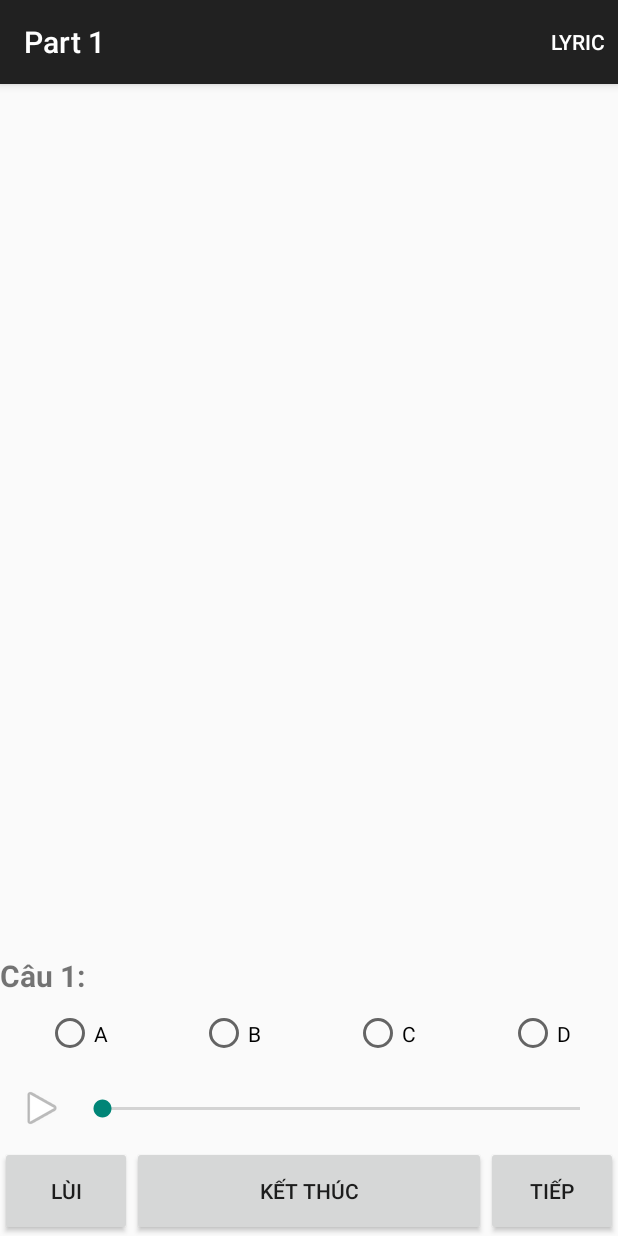
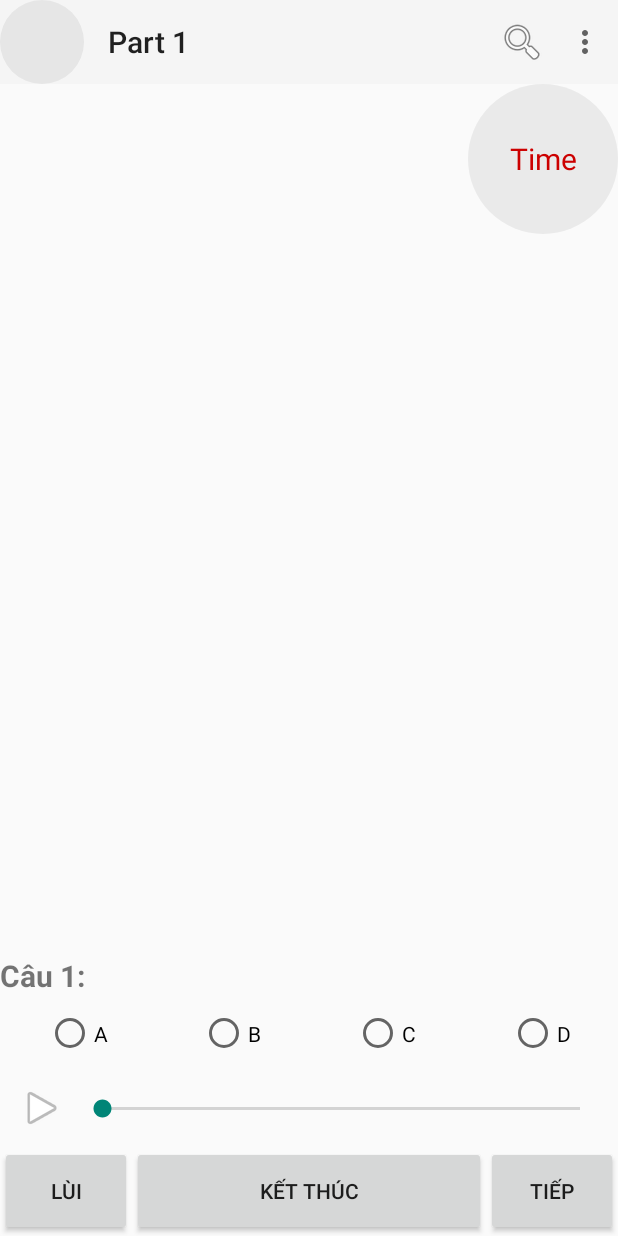
Before and after one commit to congnt24/MasterToeic, an Android app: the Part1Activity screen opened directly, with no data from a screen before it, on a phone screen of 412 x 824 dp. Run offline under Robolectric (Android 15) with nearby library versions, the light colour scheme and no system bars; 1 statement that could not run was skipped.

Commit message:
nothing special

```diff
--- a/app/src/main/java/com/ptpmcn/cong/mastertoeiclc/Part1Activity.java
+++ b/app/src/main/java/com/ptpmcn/cong/mastertoeiclc/Part1Activity.java
@@ -1,5 +1,6 @@
 package com.ptpmcn.cong.mastertoeiclc;
 
+import android.app.SearchManager;
 import android.content.Context;
 import android.content.Intent;
 import android.database.Cursor;
@@ -10,7 +11,10 @@ import android.support.v4.app.Fragment;
 import android.support.v4.app.FragmentManager;
 import android.support.v4.app.FragmentPagerAdapter;
 import android.support.v4.view.ViewPager;
+import android.support.v7.app.ActionBar;
 import android.support.v7.app.AppCompatActivity;
+import android.support.v7.widget.SearchView;
+import android.support.v7.widget.Toolbar;
 import android.view.Menu;
 import android.view.MenuItem;
 import android.view.View;
@@ -47,6 +51,7 @@ public class Part1Activity extends AppCompatActivity {
     private LinearLayout playercontainer;
     private RadioGroup groupradio;
     private ViewPager viewPager;
+    private Toolbar toolbar;
     private List<Integer> listRadioButton = new ArrayList<>();
     //private LinearLayout imagecontainer;
     private List<Question> list = new ArrayList<>();
@@ -63,6 +68,11 @@ public class Part1Activity extends AppCompatActivity {
         super.onCreate(savedInstanceState);
         setContentView(R.layout.activity_part1);
         context = getApplicationContext();
+        toolbar = (Toolbar) findViewById(R.id.toolbar);
+        setSupportActionBar(toolbar);
+        ActionBar ab = getSupportActionBar();
+        ab.setHomeAsUpIndicator(R.drawable.circle);
+        ab.setDisplayHomeAsUpEnabled(true);
         initialize();
         initdata();
     }
@@ -225,7 +235,16 @@ public class Part1Activity extends AppCompatActivity {
     @Override
     public boolean onCreateOptionsMenu(Menu menu) {
         // Inflate the menu; this adds items to the action bar if it is present.
-        getMenuInflater().inflate(R.menu.menu_test, menu);
+        getMenuInflater().inflate(R.menu.menu_main, menu);
+
+        // Associate searchable configuration with the SearchView
+        SearchManager searchManager =
+                (SearchManager) getSystemService(Context.SEARCH_SERVICE);
+        SearchView searchView =
+                (SearchView) menu.findItem(R.id.action_search).getActionView();
+        searchView.setSearchableInfo(
+                searchManager.getSearchableInfo(getComponentName()));
+
         return true;
     }
 
--- /dev/null
+++ b/app/src/main/res/drawable/circle.xml
@@ -0,0 +1,6 @@
+<?xml version="1.0" encoding="utf-8"?>
+<shape xmlns:android="http://schemas.android.com/apk/res/android"
+    android:shape="oval">
+    <solid android:color="#10000000" />
+    <corners android:radius="50dp" />
+</shape>
--- a/app/src/main/res/layout/activity_part1.xml
+++ b/app/src/main/res/layout/activity_part1.xml
@@ -1,8 +1,14 @@
 <?xml version="1.0" encoding="utf-8"?>
 <RelativeLayout xmlns:android="http://schemas.android.com/apk/res/android"
     android:layout_width="match_parent"
-    android:layout_height="match_parent">
+    android:layout_height="match_parent"
+    xmlns:app="http://schemas.android.com/apk/res-auto">
 
+    <android.support.v7.widget.Toolbar
+        android:id="@+id/toolbar"
+        android:layout_width="match_parent"
+        android:layout_height="?attr/actionBarSize"
+        android:background="?attr/colorPrimary"/>
     <TableLayout
         android:id="@+id/group_button"
         android:layout_width="match_parent"
@@ -89,13 +95,20 @@
         android:layout_width="match_parent"
         android:layout_height="match_parent"
         android:id="@+id/view_pager"
-        android:layout_above="@+id/parent_group" />
-    <!--<LinearLayout
-        android:id="@+id/image_container"
-        android:orientation="vertical"
-        android:layout_width="match_parent"
-        android:layout_height="match_parent"
-        android:layout_above="@id/parent_group">
-    </LinearLayout>-->
+        android:layout_above="@+id/parent_group"
+        android:layout_below="@+id/toolbar" />
+
+    <TextView
+        android:layout_width="100dp"
+        android:layout_height="100dp"
+        android:text="Time"
+        android:textSize="20dp"
+        android:textColor="@android:color/holo_red_dark"
+        android:id="@+id/tv_time"
+        android:background="@drawable/circle"
+        android:gravity="center"
+        android:layout_below="@+id/toolbar"
+        android:layout_alignParentRight="true"
+        android:layout_alignParentEnd="true" />
 
 </RelativeLayout>
--- a/app/src/main/res/menu/menu_main.xml
+++ b/app/src/main/res/menu/menu_main.xml
@@ -3,4 +3,9 @@
     xmlns:tools="http://schemas.android.com/tools" tools:context=".MainActivity">
     <item android:id="@+id/action_settings" android:title="@string/action_settings"
         android:orderInCategory="100" app:showAsAction="never" />
+    <item android:id="@+id/action_search" android:title="Search"
+        android:orderInCategory="101"
+        android:icon="@android:drawable/ic_menu_search"
+        app:showAsAction="always"
+        android:actionViewClass="android.widget.SearchView" />
 </menu>
--- a/app/src/main/res/values/strings.xml
+++ b/app/src/main/res/values/strings.xml
@@ -3,4 +3,5 @@
 
     <string name="hello_world">Hello world!</string>
     <string name="action_settings">Settings</string>
+    <string name="search_hint">Search Hint</string>
 </resources>
--- a/app/src/main/res/values/styles.xml
+++ b/app/src/main/res/values/styles.xml
@@ -1,7 +1,7 @@
 <resources>
 
     <!-- Base application theme. -->
-    <style name="AppTheme" parent="Theme.AppCompat.Light.DarkActionBar">
+    <style name="AppTheme" parent="Theme.AppCompat.Light.NoActionBar">
         <!-- Customize your theme here. -->
     </style>
 
--- /dev/null
+++ b/app/src/main/res/xml/searchable.xml
@@ -0,0 +1,4 @@
+<?xml version="1.0" encoding="utf-8"?>
+<searchable xmlns:android="http://schemas.android.com/apk/res/android"
+    android:label="@string/app_name"
+    android:hint="@string/search_hint" />
```
Also changed, not shown: app/src/main/AndroidManifest.xml (+10 -0 lines), app/src/main/res/values/colors.xml (added, +12 -0 lines).
